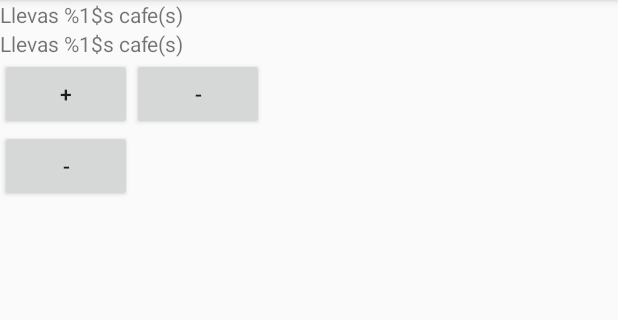
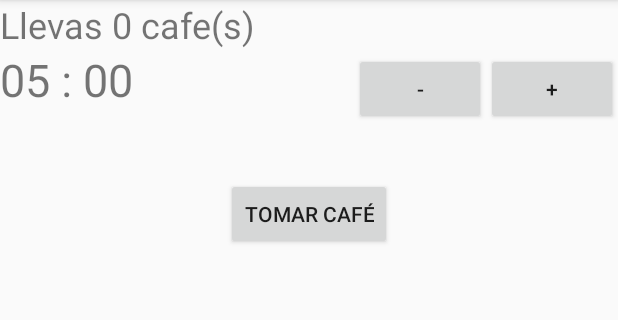
Before and after one commit to Beelzenef/app4en1, an Android app: the ContadorCafesActivity screen opened directly, with no data from a screen before it, on a phone screen of 412 x 824 dp, the part 84-404 px from its top. Run offline under Robolectric (Android 15) with nearby library versions, the phone set to English and light mode, and no system bars.

Commit message:
wip contador cafes, - sound

```diff
--- a/app/src/main/java/com/example/fechayhora/EJ_Cafeses/ContadorCafesActivity.java
+++ b/app/src/main/java/com/example/fechayhora/EJ_Cafeses/ContadorCafesActivity.java
@@ -1,25 +1,35 @@
 package com.example.fechayhora.EJ_Cafeses;
 
+import android.os.CountDownTimer;
 import android.support.v7.app.AlertDialog;
 import android.support.v7.app.AppCompatActivity;
 import android.os.Bundle;
 import android.view.View;
 import android.widget.Button;
+import android.widget.TextView;
+import android.widget.Toast;
 
 import com.example.fechayhora.R;
 
+import org.w3c.dom.Text;
+
 /**
  * Clase para Contador de cafes
+ *
  * @author Elena G (Beelzenef)
  */
 public class ContadorCafesActivity extends AppCompatActivity {
 
     // Instancias a utilizar
-    Button btn_masTiempo;
-    Button btn_menosTiempo;
-    Button btn_IniciarContador;
+    private Button btn_masTiempo;
+    private Button btn_menosTiempo;
+    private Button btn_IniciarContador;
+    private TextView txtV_LlevasXCafes;
+    private TextView txtV_MarcadorTiempo;
 
     CuantosCafes cafeteador;
+
+    private ContadorTiempo contadorTiempo;
 
     @Override
     protected void onCreate(Bundle savedInstanceState) {
@@ -27,20 +37,24 @@ public class ContadorCafesActivity extends AppCompatActivity {
         setContentView(R.layout.activity_contador_cafes);
 
         // Identificando vistas
-        btn_masTiempo = (Button)findViewById(R.id.btn_MasTiempo);
-        btn_menosTiempo = (Button)findViewById(R.id.btn_MenosTiempo);
-        btn_IniciarContador = (Button)findViewById(R.id.btn_TimerComienza);
+        btn_masTiempo = (Button) findViewById(R.id.btn_MasTiempo);
+        btn_menosTiempo = (Button) findViewById(R.id.btn_MenosTiempo);
+        btn_IniciarContador = (Button) findViewById(R.id.btn_TimerComienza);
+        txtV_LlevasXCafes = (TextView) findViewById(R.id.txtV_ContadorCafes);
+        txtV_MarcadorTiempo = (TextView) findViewById(R.id.txtV_MarcadorTiempo);
 
-        // Inicializando cafeteador
+        // Inicializando cafeteador y contador de tiempo
         cafeteador = new CuantosCafes();
+        actualizarMarcadorMinutos();
     }
 
-    public void manageOnClick(View v)
-    {
+    public void manageOnClick(View v) {
         switch (v.getId()) {
             case R.id.btn_MasTiempo:
+                aumentarMinutos();
                 break;
             case R.id.btn_MenosTiempo:
+                disminuirMinutos();
                 break;
             case R.id.btn_TimerComienza:
                 iniciarContador();
@@ -48,24 +62,43 @@ public class ContadorCafesActivity extends AppCompatActivity {
         }
     }
 
-    void iniciarContador()
-    {
+    void iniciarContador() {
         // Desactivando botones, para no modificar el tiempo que lleva corriendo
         btn_IniciarContador.setEnabled(false);
         btn_menosTiempo.setEnabled(false);
         btn_masTiempo.setEnabled(false);
+
+        contadorTiempo = new ContadorTiempo(cafeteador.getMinutos() * 60 * 1000, 1000);
+        contadorTiempo.start();
     }
 
-    void contadorFinalizado()
-    {
-        cafeteador.cafes++;
+    void aumentarMinutos() {
+        if (cafeteador.getMinutos() < 10)
+            cafeteador.setMinutos(cafeteador.getMinutos() + 1);
 
-        if (cafeteador.cafes == 10)
-        {
+        actualizarMarcadorMinutos();
+    }
+
+    void disminuirMinutos() {
+        if (cafeteador.getMinutos() > 1)
+            cafeteador.setMinutos(cafeteador.getMinutos() - 1);
+
+        actualizarMarcadorMinutos();
+    }
+
+    void contadorFinalizado() {
+        cafeteador.setCafes(cafeteador.getCafes() + 1);
+        cafeteador.setSegundos(0);
+
+        Toast.makeText(this, "Café terminado...", Toast.LENGTH_SHORT).show();
+        txtV_LlevasXCafes.setText("Llevas " + cafeteador.getCafes() + " café(s)...");
+        sonidoNotificacion();
+
+
+        if (cafeteador.getCafes() == 10) {
             demasiadosCafes();
         }
-        else
-        {
+        else {
             // Activando botones
             btn_menosTiempo.setEnabled(true);
             btn_masTiempo.setEnabled(true);
@@ -73,17 +106,45 @@ public class ContadorCafesActivity extends AppCompatActivity {
         }
     }
 
-    void sonidoNotificacion()
-    {
+    void actualizarMarcadorMinutos(){
+        txtV_MarcadorTiempo.setText(String.format("%02d", cafeteador.getMinutos()) + " : " + String.format("%02d", cafeteador.getSegundos()));
+    }
+
+    void sonidoNotificacion() {
 
     }
 
-    void demasiadosCafes()
-    {
+    void demasiadosCafes() {
         AlertDialog.Builder popup = new AlertDialog.Builder(this);
         popup.setTitle("Has tomado 10 cafeses");
         popup.setMessage("Demasiado elixir de los dioses por hoy");
         popup.setPositiveButton("Te odio", null);
         popup.show();
     }
+
+
+    private class ContadorTiempo extends CountDownTimer {
+
+        public ContadorTiempo(long millisInFuture, long countDownInterval) {
+            super(millisInFuture, countDownInterval);
+        }
+
+        @Override
+        public void onTick(long millisUntilFinished) {
+            actualizarMarcadorMinutos();
+
+            if (cafeteador.getSegundos() == 0) {
+                cafeteador.setMinutos(cafeteador.getMinutos() - 1);
+                cafeteador.setSegundos(59);
+            } else
+                cafeteador.setSegundos(cafeteador.getSegundos() - 1);
+
+        }
+
+        @Override
+        public void onFinish() {
+            contadorFinalizado();
+        }
+    }
+
 }
--- a/app/src/main/java/com/example/fechayhora/EJ_Cafeses/CuantosCafes.java
+++ b/app/src/main/java/com/example/fechayhora/EJ_Cafeses/CuantosCafes.java
@@ -6,8 +6,9 @@ package com.example.fechayhora.EJ_Cafeses;
 
 public final class CuantosCafes {
 
-    int cafes;
-    int minutos;
+    private int cafes;
+    private int minutos;
+    private int segundos;
 
     public int getCafes() {
         return cafes;
@@ -25,10 +26,15 @@ public final class CuantosCafes {
         this.minutos = minutos;
     }
 
+    public int getSegundos() {return segundos;}
+
+    public void setSegundos(int segundos) { this.segundos = segundos; }
+
     public CuantosCafes()
     {
         cafes = 0;
         minutos = 5;
+        segundos = 0;
     }
 
 
--- a/app/src/main/res/layout/activity_contador_cafes.xml
+++ b/app/src/main/res/layout/activity_contador_cafes.xml
@@ -1,39 +1,51 @@
 <?xml version="1.0" encoding="utf-8"?>
 <LinearLayout xmlns:android="http://schemas.android.com/apk/res/android"
               android:orientation="vertical" android:layout_width="match_parent"
-    android:layout_height="match_parent">
+              android:layout_height="match_parent"
+              android:weightSum="1">
+
 
     <TextView
+        android:id="@+id/txtV_ContadorCafes"
         android:layout_width="wrap_content"
         android:layout_height="wrap_content"
         android:text="@string/txtV_ContadorCafes"
-        android:id="@+id/txtV_ContadorCafes"/>
+        android:textSize="24sp"/>
+
+    <LinearLayout
+        android:layout_width="match_parent"
+        android:layout_height="wrap_content"
+        android:layout_weight="0.06">
+
         <TextView
+            android:id="@+id/txtV_MarcadorTiempo"
+            android:layout_width="304dp"
+            android:layout_height="wrap_content"
+            android:layout_weight="1"
+            android:text="@string/txtV_MarcadorTiempo"
+            android:textSize="30sp"/>
+
+        <Button
+            android:id="@+id/btn_MenosTiempo"
             android:layout_width="wrap_content"
             android:layout_height="wrap_content"
-        android:text="@string/txtV_ContadorCafes"
-        android:id="@+id/txtV_MarcadorTiempo"/>
-    <LinearLayout
-        android:layout_width="match_parent"
-        android:layout_height="wrap_content">
+            android:onClick="manageOnClick"
+            android:text="@string/btn_menosTiempo"/>
+
         <Button
+            android:id="@+id/btn_MasTiempo"
             android:layout_width="wrap_content"
             android:layout_height="wrap_content"
-            android:text="@string/btn_masTiempo"
-            android:id="@+id/btn_MasTiempo"
-            android:onClick="manageOnClick"/>
+            android:onClick="manageOnClick"
+            android:text="@string/btn_masTiempo"/>
+    </LinearLayout>
+
     <Button
+        android:id="@+id/btn_TimerComienza"
         android:layout_width="wrap_content"
         android:layout_height="wrap_content"
-            android:text="@string/btn_menosTiempo"
-            android:id="@+id/btn_MenosTiempo"
-            android:onClick="manageOnClick"/>
-    </LinearLayout>
-    <Button
-        android:layout_width="wrap_content"
-        android:layout_height="wrap_content"
-        android:text="@string/btn_menosTiempo"
-        android:id="@+id/btn_TimerComienza"
-        android:onClick="manageOnClick"/>
+        android:layout_gravity="bottom|center_horizontal|center"
+        android:onClick="manageOnClick"
+        android:text="@string/btn_TimerEmpieza"/>
 
 </LinearLayout>
--- a/app/src/main/res/values/strings.xml
+++ b/app/src/main/res/values/strings.xml
@@ -25,18 +25,18 @@
     <string name="txtV_CambioActual">Cambio actual</string>
 
     <!-- Contador de cafés -->
-    <string name="txtV_ContadorCafes">Llevas %1$s cafe(s)</string>
+    <string name="txtV_ContadorCafes">Llevas 0 cafe(s)</string>
+    <string name="txtV_MarcadorTiempo">0:00</string>
     <string name="btn_masTiempo">+</string>
     <string name="btn_menosTiempo">-</string>
-    <string name="btn_TimerEmpieza">Comenzar</string>
+    <string name="btn_TimerEmpieza">Tomar café</string>
 
-    <!-- Comunicación entre Activities -->
+    <!-- Mensaje entre Activities -->
     <string name="btn_EnviarMensaje">Saludar</string>
     <string name="txtV_NombreUsuario">Escribe tu nombre</string>
-
     <string name="txtV_BienvenidaUsuario">Bienvenid@, %1$s</string>
 
-    <!-- Navegacion -->
+    <!-- Navegacion web -->
     <string name="txtV_WebAVisitar">¿Que web deseas visitar?</string>
     <string name="btn_VisitarPagina">Visitar pagina</string>
     <string name="btn_VisitarPaginaWebView">Visitar pagina con WebView</string>
```
Lines whose indentation alone changed are shown as unchanged.
